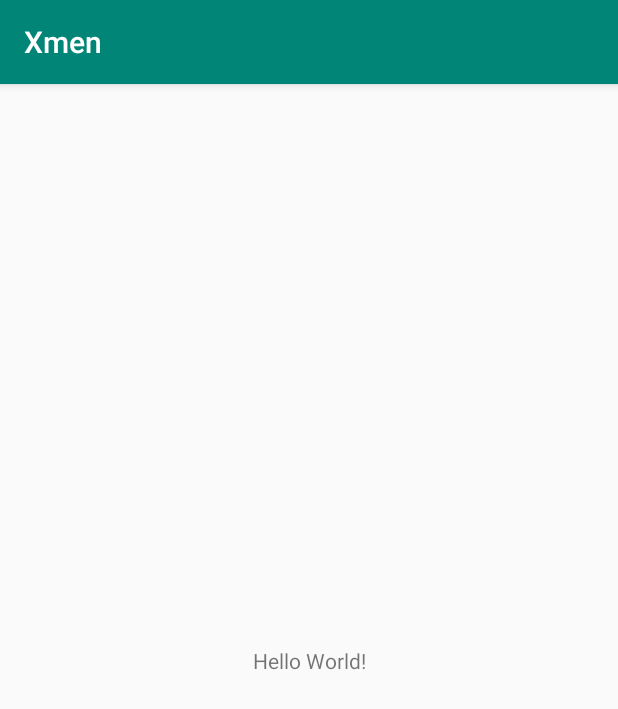
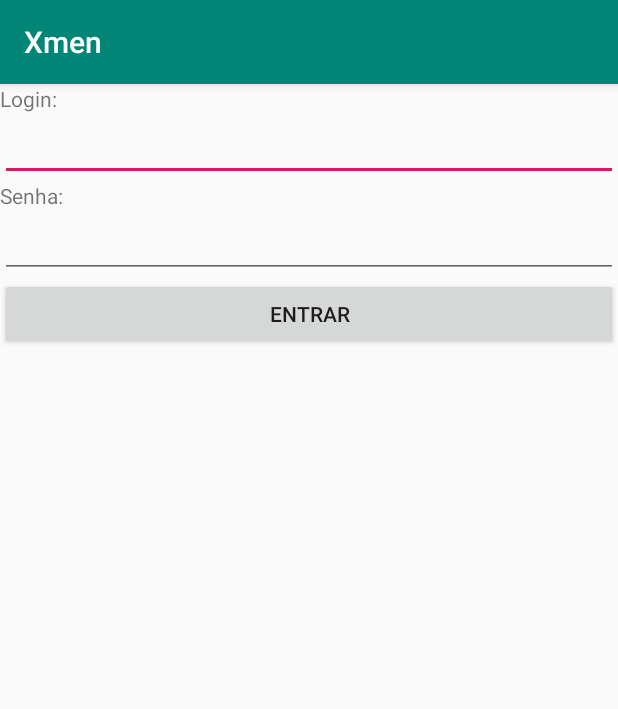
Before and after one commit to patrickdziura/Xmen, an Android app: the screen it shows after launch (MainActivity before the commit, LoginActivity after it), on a phone screen of 412 x 824 dp. Shown: the top 709 px of the screen. Run offline under Robolectric (Android 15) with nearby library versions, the phone set to English and light mode, and no system bars.

Commit message:
Adicionadas telas que serão usadas

```diff
--- a/app/src/main/java/com/example/xmen/MainActivity.java
+++ b/app/src/main/java/com/example/xmen/Dashboard.java
@@ -3,11 +3,11 @@ package com.example.xmen;
 import android.support.v7.app.AppCompatActivity;
 import android.os.Bundle;
 
-public class MainActivity extends AppCompatActivity {
+public class Dashboard extends AppCompatActivity {
 
     @Override
     protected void onCreate(Bundle savedInstanceState) {
         super.onCreate(savedInstanceState);
-        setContentView(R.layout.activity_main);
+        setContentView(R.layout.activity_dashboard);
     }
 }
--- /dev/null
+++ b/app/src/main/java/com/example/xmen/LoginActivity.java
@@ -0,0 +1,13 @@
+package com.example.xmen;
+
+import android.support.v7.app.AppCompatActivity;
+import android.os.Bundle;
+
+public class LoginActivity extends AppCompatActivity {
+
+    @Override
+    protected void onCreate(Bundle savedInstanceState) {
+        super.onCreate(savedInstanceState);
+        setContentView(R.layout.activity_login);
+    }
+}
--- a/app/src/main/java/com/example/xmen/SplashScreen.java
+++ b/app/src/main/java/com/example/xmen/SplashScreen.java
@@ -4,7 +4,6 @@ import android.content.Intent;
 import android.os.Handler;
 import android.support.v7.app.AppCompatActivity;
 import android.os.Bundle;
-import android.view.Window;
 
 public class SplashScreen extends AppCompatActivity implements Runnable {
     private final int DELAY = 3000;
@@ -19,7 +18,7 @@ public class SplashScreen extends AppCompatActivity implements Runnable {
 
     @Override
     public void run() {
-        startActivity(new Intent(this, MainActivity.class));
+        startActivity(new Intent(this, LoginActivity.class));
         finish();
     }
 }
--- /dev/null
+++ b/app/src/main/res/layout/activity_login.xml
@@ -0,0 +1,41 @@
+<?xml version="1.0" encoding="utf-8"?>
+<LinearLayout xmlns:android="http://schemas.android.com/apk/res/android"
+    xmlns:app="http://schemas.android.com/apk/res-auto"
+    xmlns:tools="http://schemas.android.com/tools"
+    android:layout_width="match_parent"
+    android:layout_height="match_parent"
+    android:orientation="vertical"
+    tools:context=".LoginActivity">
+
+    <TextView
+        android:id="@+id/txtLogin"
+        android:layout_width="match_parent"
+        android:layout_height="wrap_content"
+        android:text="Login: " />
+
+    <EditText
+        android:id="@+id/editLogin"
+        android:layout_width="match_parent"
+        android:layout_height="wrap_content"
+        android:ems="10"
+        android:inputType="textPersonName" />
+
+    <TextView
+        android:id="@+id/txtSenha"
+        android:layout_width="match_parent"
+        android:layout_height="wrap_content"
+        android:text="Senha: " />
+
+    <EditText
+        android:id="@+id/editSenha"
+        android:layout_width="match_parent"
+        android:layout_height="wrap_content"
+        android:ems="10"
+        android:inputType="textPassword" />
+
+    <Button
+        android:id="@+id/btnLogin"
+        android:layout_width="match_parent"
+        android:layout_height="wrap_content"
+        android:text="Entrar" />
+</LinearLayout>
--- a/app/src/main/res/layout/activity_main.xml
+++ /dev/null
@@ -1,18 +0,0 @@
-<?xml version="1.0" encoding="utf-8"?>
-<android.support.constraint.ConstraintLayout xmlns:android="http://schemas.android.com/apk/res/android"
-    xmlns:app="http://schemas.android.com/apk/res-auto"
-    xmlns:tools="http://schemas.android.com/tools"
-    android:layout_width="match_parent"
-    android:layout_height="match_parent"
-    tools:context=".MainActivity">
-
-    <TextView
-        android:layout_width="wrap_content"
-        android:layout_height="wrap_content"
-        android:text="Hello World!"
-        app:layout_constraintBottom_toBottomOf="parent"
-        app:layout_constraintLeft_toLeftOf="parent"
-        app:layout_constraintRight_toRightOf="parent"
-        app:layout_constraintTop_toTopOf="parent" />
-
-</android.support.constraint.ConstraintLayout>
```
Also changed, not shown: app/src/main/AndroidManifest.xml (+4 -3 lines), app/src/main/res/layout/activity_dashboard.xml (added, +33 -0 lines).
